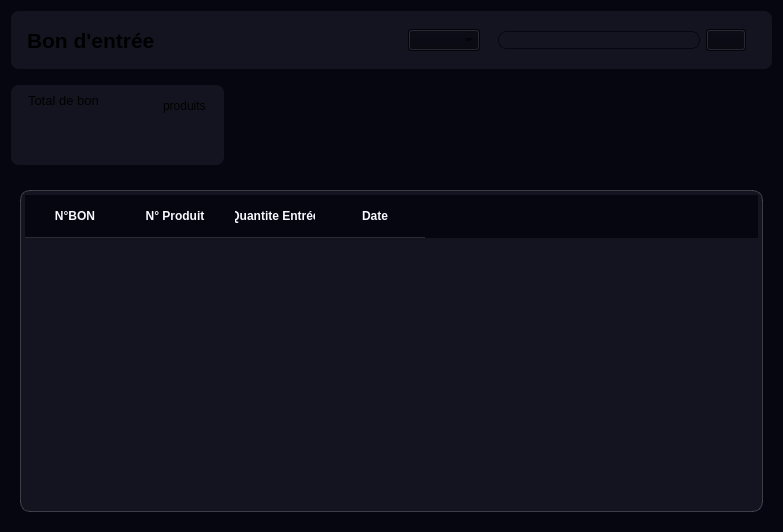
Qt form interface/entry_widget.ui (miranto-andria/stock-it) before a commit.
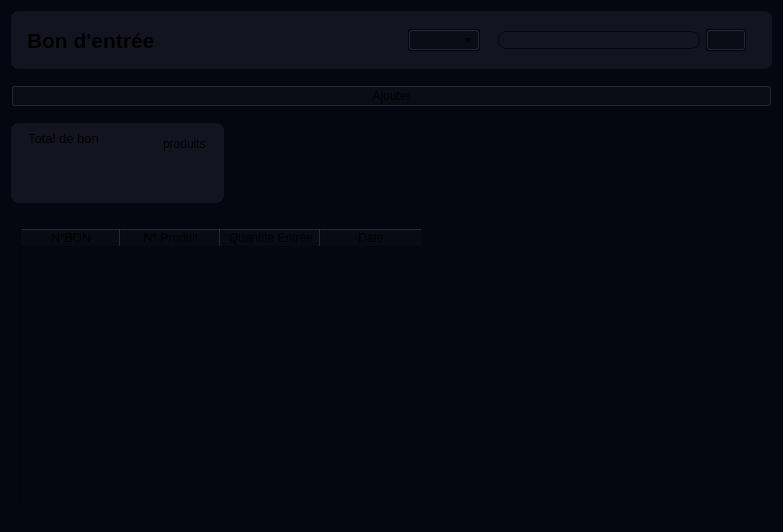
The same form after that commit. Icons and pictures are not drawn.

Commit message: feat : ajout d'une fenetre pour l'ajout de bon d'entree

Diff of the .ui file:
```diff
--- a/interface/entry_widget.ui
+++ b/interface/entry_widget.ui
@@ -39,114 +39,6 @@
 }
 
 
-QTableWidget {
-    background-color: #13141F;
-    alternate-background-color: #0D0E19;
-    color: #f8f8ff;
-
-    border: 1px solid rgba(255, 255, 255, 20%);
-    border-radius: 10px;
-
-    gridline-color: rgba(255, 255, 255, 8%);
-    selection-background-color: #6243FF;
-    selection-color: #f8f8ff;
-
-    outline: none;
-    padding: 4px;
-}
-
-QTableWidget::item {
-    padding: 10px 8px;
-    border: none;
-}
-
-QTableWidget::item:hover {
-    background-color: rgba(98, 67, 255, 18%);
-    color: #f8f8ff;
-}
-
-QTableWidget::item:selected {
-    background-color: #6243FF;
-    color: #f8f8ff;
-}
-
-QHeaderView {
-    background-color: #05060f;
-    border: none;
-}
-
-QHeaderView::section {
-    background-color: #05060f;
-    color: #f8f8ff;
-
-    padding: 12px 10px;
-    border: none;
-    border-bottom: 1px solid rgba(255, 255, 255, 15%);
-
-    font-weight: 600;
-}
-
-QTableCornerButton::section {
-    background-color: #05060f;
-    border: none;
-}
-
-QScrollBar:vertical {
-    background-color: #13141F;
-    width: 8px;
-    margin: 4px 2px;
-    border: none;
-}
-
-QScrollBar::handle:vertical {
-    background-color: #3A3655;
-    border-radius: 4px;
-    min-height: 28px;
-}
-
-QScrollBar::handle:vertical:hover {
-    background-color: #6243FF;
-}
-
-QScrollBar::add-line:vertical,
-QScrollBar::sub-line:vertical {
-    height: 0;
-    border: none;
-}
-
-QScrollBar::add-page:vertical,
-QScrollBar::sub-page:vertical {
-    background: transparent;
-}
-
-QScrollBar:horizontal {
-    background-color: #13141F;
-    height: 8px;
-    margin: 2px 4px;
-    border: none;
-}
-
-QScrollBar::handle:horizontal {
-    background-color: #3A3655;
-    border-radius: 4px;
-    min-width: 28px;
-}
-
-QScrollBar::handle:horizontal:hover {
-    background-color: #6243FF;
-}
-
-QScrollBar::add-line:horizontal,
-QScrollBar::sub-line:horizontal {
-    width: 0;
-    border: none;
-}
-
-QScrollBar::add-page:horizontal,
-QScrollBar::sub-page:horizontal {
-    background: transparent;
-}
-
 </string>
   </property>
   <layout class="QVBoxLayout" name="verticalLayout">
@@ -242,6 +134,13 @@
      </layout>
     </widget>
    </item>
+   <item>
+    <widget class="QPushButton" name="btnAdd">
+     <property name="text">
+      <string>Ajouter</string>
+     </property>
+    </widget>
+   </item>
    <item alignment="Qt::AlignmentFlag::AlignLeft|Qt::AlignmentFlag::AlignTop">
     <widget class="QWidget" name="middle" native="true">
      <property name="sizePolicy">
```
The commit also changes 6 other files.
